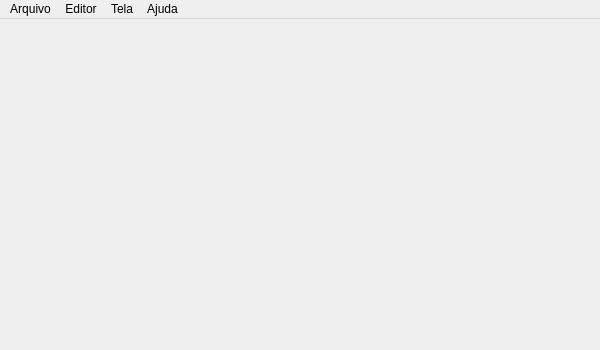
Before: the Qt Designer form src/tugalinhas/main.ui in Transpyler/pytuga, drawn with Qt 5.
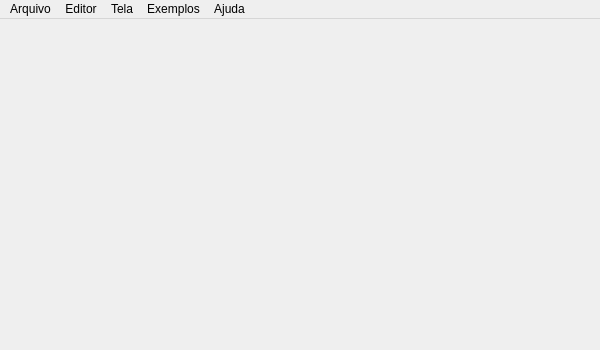
After: the same form once the commit is applied.

Commit message: preliminary support for a examples menu

Diff of the .ui file:
```diff
--- a/src/tugalinhas/main.ui
+++ b/src/tugalinhas/main.ui
@@ -80,9 +80,17 @@
     <addaction name="actionInverter_tema"/>
     <addaction name="actionToggleEditorVisibility"/>
    </widget>
+   <widget class="QMenu" name="menuExamples">
+    <property name="title">
+     <string>Exemplos</string>
+    </property>
+    <addaction name="separator"/>
+    <addaction name="actionMais_exemplos"/>
+   </widget>
    <addaction name="menuFile"/>
    <addaction name="menuEditor"/>
    <addaction name="menuTela"/>
+   <addaction name="menuExamples"/>
    <addaction name="menuHelp"/>
   </widget>
   <action name="actionNovo">
```
Left out of the diff: 10 changed lines with no effect on the pictures. The commit also changes 6 other files.
